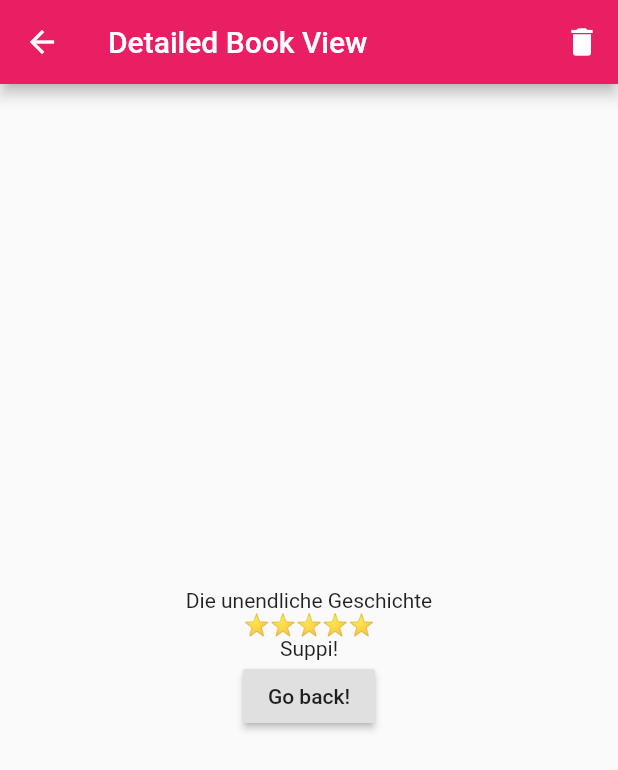
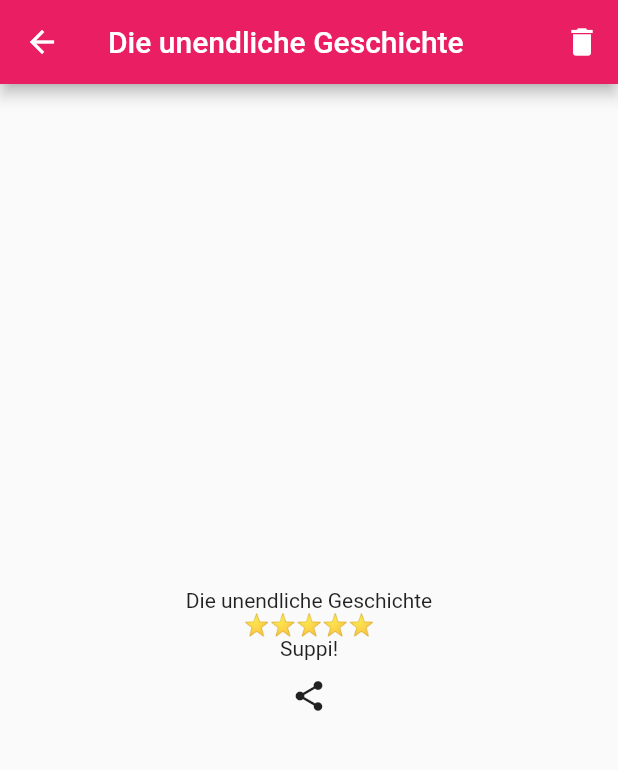
Before and after one commit to MarkusZoppelt/LeniBooks, a Flutter app: the screen it shows after launch, after a tap on an icon or button, on a phone screen of 412 x 824 dp. Shown: the top 770 px of the screen. Run offline on Flutter 3.47's test engine with Material 2 defaults, Android fonts, the phone set to English and light mode, and no system bars; our stand-ins replace share.

Commit message:
added a share funtion to detailed view

```diff
--- a/lib/UI/detailed_book_view.dart
+++ b/lib/UI/detailed_book_view.dart
@@ -1,6 +1,7 @@
 import 'package:LeniBooks/main.dart';
 import 'package:flutter/material.dart';
 import '../Model/book.dart';
+import 'package:share/share.dart';
 
 class DetailedBookView extends StatelessWidget {
   final Book b;
@@ -14,7 +15,7 @@
     }
     return Scaffold(
       appBar: AppBar(
-        title: Text("Detailed Book View"),
+        title: Text(b.title),
         actions: <Widget>[
           IconButton(
             icon: Icon(Icons.delete),
@@ -32,12 +33,18 @@
             Text(b.title),
             Text(rating),
             Text(b.note),
-            RaisedButton(
+            IconButton(
+              icon: Icon(Icons.share),
               onPressed: () {
-                Navigator.pop(context);
+                Share.share(
+                    b.title +
+                        "\nRating:" +
+                        rating +
+                        "\n\nHere are my notes:" +
+                        b.note,
+                    subject: b.title + ' (shared with LeniBooks)');
               },
-              child: Text('Go back!'),
-            ),
+            )
           ],
         ),
       ),
--- a/pubspec.yaml
+++ b/pubspec.yaml
@@ -1,5 +1,5 @@
 name: LeniBooks
-description: A new Flutter project.
+description: A simple and elegant app for managing books you've read or want to read.
 
 # The following line prevents the package from being accidentally published to
 # pub.dev using `pub publish`. This is preferred for private packages.
@@ -23,6 +23,8 @@
 dependencies:
   flutter:
     sdk: flutter
+
+  share: 0.6.4+3
 
   flutter_automation: ^1.3.3
 
```
Also changed, not shown: pubspec.lock.
